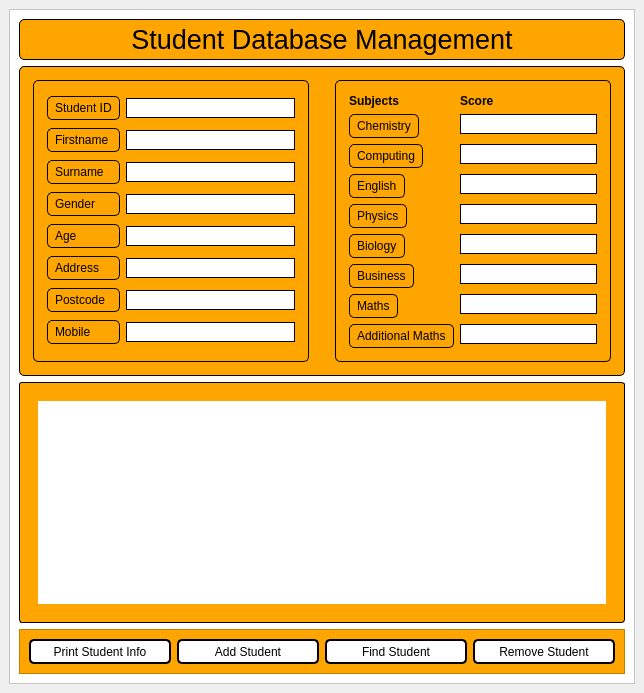
Before: the Qt Designer form studentdatabasement.ui in AbdulMudhir/StudentDatabase, drawn with Qt 5.
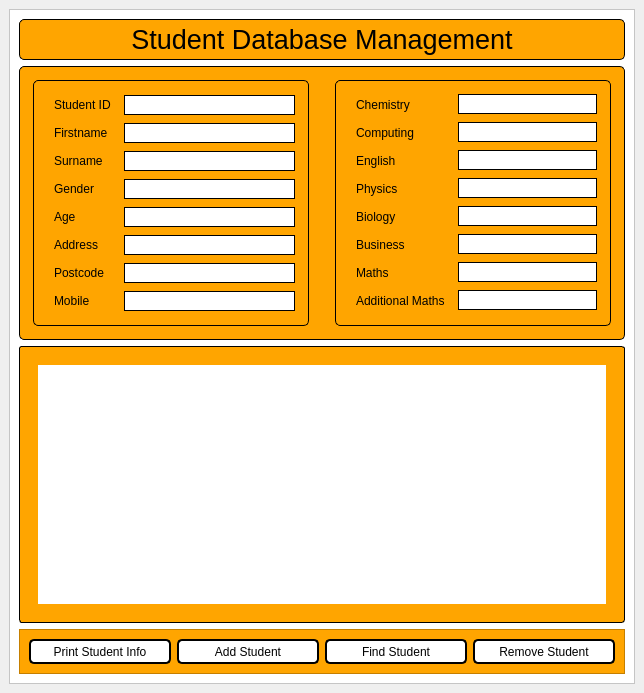
After: the same form once the commit is applied. Icons and pictures are not drawn.

Commit message: setup popup

Patch:
```diff
--- a/studentdatabasement.ui
+++ b/studentdatabasement.ui
@@ -107,6 +107,14 @@
             <layout class="QGridLayout" name="gridLayout_7">
              <item row="0" column="0">
               <widget class="QLabel" name="student_id_label">
+               <property name="styleSheet">
+                <string notr="true">background-color:orange;
+border-style: outset;
+border-width: 0px;
+border-radius: 5px;
+border-color: black;
+padding: 4px;</string>
+               </property>
                <property name="text">
                 <string>Student ID</string>
                </property>
@@ -126,6 +134,14 @@
              </item>
              <item row="1" column="0">
               <widget class="QLabel" name="firstname_label">
+               <property name="styleSheet">
+                <string notr="true">background-color:orange;
+border-style: outset;
+border-width: 0px;
+border-radius: 5px;
+border-color: black;
+padding: 4px;</string>
+               </property>
                <property name="text">
                 <string>Firstname</string>
                </property>
@@ -145,6 +161,14 @@
              </item>
              <item row="2" column="0">
               <widget class="QLabel" name="surname_label">
+               <property name="styleSheet">
+                <string notr="true">background-color:orange;
+border-style: outset;
+border-width: 0px;
+border-radius: 5px;
+border-color: black;
+padding: 4px;</string>
+               </property>
                <property name="text">
                 <string>Surname</string>
                </property>
@@ -164,6 +188,14 @@
              </item>
              <item row="3" column="0">
               <widget class="QLabel" name="gender_label">
+               <property name="styleSheet">
+                <string notr="true">background-color:orange;
+border-style: outset;
+border-width: 0px;
+border-radius: 5px;
+border-color: black;
+padding: 4px;</string>
+               </property>
                <property name="text">
                 <string>Gender</string>
                </property>
@@ -183,6 +215,14 @@
              </item>
              <item row="4" column="0">
               <widget class="QLabel" name="age_label">
+               <property name="styleSheet">
+                <string notr="true">background-color:orange;
+border-style: outset;
+border-width: 0px;
+border-radius: 5px;
+border-color: black;
+padding: 4px;</string>
+               </property>
                <property name="text">
                 <string>Age</string>
                </property>
@@ -202,6 +242,14 @@
              </item>
              <item row="5" column="0">
               <widget class="QLabel" name="address_label">
+               <property name="styleSheet">
+                <string notr="true">background-color:orange;
+border-style: outset;
+border-width: 0px;
+border-radius: 5px;
+border-color: black;
+padding: 4px;</string>
+               </property>
                <property name="text">
                 <string>Address</string>
                </property>
@@ -221,6 +269,14 @@
              </item>
              <item row="6" column="0">
               <widget class="QLabel" name="postcode_label">
+               <property name="styleSheet">
+                <string notr="true">background-color:orange;
+border-style: outset;
+border-width: 0px;
+border-radius: 5px;
+border-color: black;
+padding: 4px;</string>
+               </property>
                <property name="text">
                 <string>Postcode</string>
                </property>
@@ -240,6 +296,14 @@
              </item>
              <item row="7" column="0">
               <widget class="QLabel" name="mobile_label">
+               <property name="styleSheet">
+                <string notr="true">background-color:orange;
+border-style: outset;
+border-width: 0px;
+border-radius: 5px;
+border-color: black;
+padding: 4px;</string>
+               </property>
                <property name="text">
                 <string>Mobile</string>
                </property>
@@ -295,54 +359,21 @@
             </property>
             <layout class="QFormLayout" name="formLayout_3">
              <item row="0" column="0">
-              <widget class="QLabel" name="subject_label">
-               <property name="font">
-                <font>
-                 <weight>75</weight>
-                 <bold>true</bold>
-                </font>
-               </property>
-               <property name="styleSheet">
-                <string notr="true">border-style: outset;
-border-radius: 0px;
-border-width: 0px;
-border-color: black;
-padding: 0px;</string>
-               </property>
-               <property name="text">
-                <string>Subjects</string>
-               </property>
-              </widget>
-             </item>
-             <item row="0" column="1">
-              <widget class="QLabel" name="score_label">
-               <property name="font">
-                <font>
-                 <weight>75</weight>
-                 <bold>true</bold>
-                 <underline>false</underline>
-                </font>
-               </property>
-               <property name="styleSheet">
-                <string notr="true">border-style: outset;
-border-radius: 0px;
-border-width: 0px;
-border-color: black;
-padding: 0px;</string>
-               </property>
-               <property name="text">
-                <string>Score</string>
-               </property>
-              </widget>
-             </item>
-             <item row="1" column="0">
               <widget class="QLabel" name="chemistry_label">
+               <property name="styleSheet">
+                <string notr="true">background-color:orange;
+border-style: outset;
+border-width: 0px;
+border-radius: 5px;
+border-color: black;
+padding: 4px;</string>
+               </property>
                <property name="text">
                 <string>Chemistry</string>
                </property>
               </widget>
              </item>
-             <item row="1" column="1">
+             <item row="0" column="1">
               <widget class="QLineEdit" name="chemistry_input">
                <property name="styleSheet">
                 <string notr="true">background:white;
@@ -354,14 +385,22 @@
                </property>
               </widget>
              </item>
-             <item row="2" column="0">
+             <item row="1" column="0">
               <widget class="QLabel" name="computing_label">
+               <property name="styleSheet">
+                <string notr="true">background-color:orange;
+border-style: outset;
+border-width: 0px;
+border-radius: 5px;
+border-color: black;
+padding: 4px;</string>
+               </property>
                <property name="text">
                 <string>Computing</string>
                </property>
               </widget>
              </item>
-             <item row="2" column="1">
+             <item row="1" column="1">
               <widget class="QLineEdit" name="computing_input">
                <property name="styleSheet">
                 <string notr="true">background:white;
@@ -373,14 +412,22 @@
                </property>
               </widget>
              </item>
-             <item row="3" column="0">
+             <item row="2" column="0">
               <widget class="QLabel" name="english_label">
+               <property name="styleSheet">
+                <string notr="true">background-color:orange;
+border-style: outset;
+border-width: 0px;
+border-radius: 5px;
+border-color: black;
+padding: 4px;</string>
+               </property>
                <property name="text">
                 <string>English</string>
                </property>
               </widget>
              </item>
-             <item row="3" column="1">
+             <item row="2" column="1">
               <widget class="QLineEdit" name="english_input">
                <property name="styleSheet">
                 <string notr="true">background:white;
@@ -392,14 +439,22 @@
                </property>
               </widget>
              </item>
-             <item row="4" column="0">
+             <item row="3" column="0">
               <widget class="QLabel" name="physics_label">
+               <property name="styleSheet">
+                <string notr="true">background-color:orange;
+border-style: outset;
+border-width: 0px;
+border-radius: 5px;
+border-color: black;
+padding: 4px;</string>
+               </property>
                <property name="text">
                 <string>Physics</string>
                </property>
               </widget>
              </item>
-             <item row="4" column="1">
+             <item row="3" column="1">
               <widget class="QLineEdit" name="physics_input">
                <property name="styleSheet">
                 <string notr="true">background:white;
@@ -411,14 +466,22 @@
                </property>
               </widget>
              </item>
-             <item row="5" column="0">
+             <item row="4" column="0">
               <widget class="QLabel" name="biology_label">
+               <property name="styleSheet">
+                <string notr="true">background-color:orange;
+border-style: outset;
+border-width: 0px;
+border-radius: 5px;
+border-color: black;
+padding: 4px;</string>
+               </property>
                <property name="text">
                 <string>Biology</string>
                </property>
               </widget>
              </item>
-             <item row="5" column="1">
+             <item row="4" column="1">
               <widget class="QLineEdit" name="biology_input">
                <property name="styleSheet">
                 <string notr="true">background:white;
@@ -430,14 +493,22 @@
                </property>
               </widget>
              </item>
-             <item row="6" column="0">
+             <item row="5" column="0">
               <widget class="QLabel" name="business_label">
+               <property name="styleSheet">
+                <string notr="true">background-color:orange;
+border-style: outset;
+border-width: 0px;
+border-radius: 5px;
+border-color: black;
+padding: 4px;</string>
+               </property>
                <property name="text">
                 <string>Business</string>
                </property>
               </widget>
              </item>
-             <item row="6" column="1">
+             <item row="5" column="1">
               <widget class="QLineEdit" name="business_input">
                <property name="styleSheet">
                 <string notr="true">background:white;
@@ -449,14 +520,22 @@
                </property>
               </widget>
              </item>
-             <item row="7" column="0">
+             <item row="6" column="0">
               <widget class="QLabel" name="math_label">
+               <property name="styleSheet">
+                <string notr="true">background-color:orange;
+border-style: outset;
+border-width: 0px;
+border-radius: 5px;
+border-color: black;
+padding: 4px;</string>
+               </property>
                <property name="text">
                 <string>Maths</string>
                </property>
               </widget>
              </item>
-             <item row="7" column="1">
+             <item row="6" column="1">
               <widget class="QLineEdit" name="math_input">
                <property name="styleSheet">
                 <string notr="true">background:white;
@@ -468,8 +547,16 @@
                </property>
               </widget>
              </item>
-             <item row="8" column="0">
+             <item row="7" column="0">
               <widget class="QLabel" name="math_label_2">
+               <property name="styleSheet">
+                <string notr="true">background-color:orange;
+border-style: outset;
+border-width: 0px;
+border-radius: 5px;
+border-color: black;
+padding: 4px;</string>
+               </property>
                <property name="text">
                 <string>Additional Maths</string>
                </property>
@@ -478,7 +565,7 @@
                </property>
               </widget>
              </item>
-             <item row="8" column="1">
+             <item row="7" column="1">
               <widget class="QLineEdit" name="math_input_2">
                <property name="styleSheet">
                 <string notr="true">background:white;
@@ -532,7 +619,7 @@
                <x>0</x>
                <y>0</y>
                <width>586</width>
-               <height>204</height>
+               <height>234</height>
               </rect>
              </property>
              <layout class="QGridLayout" name="gridLayout_4">
```
The commit also changes 1 other file.
